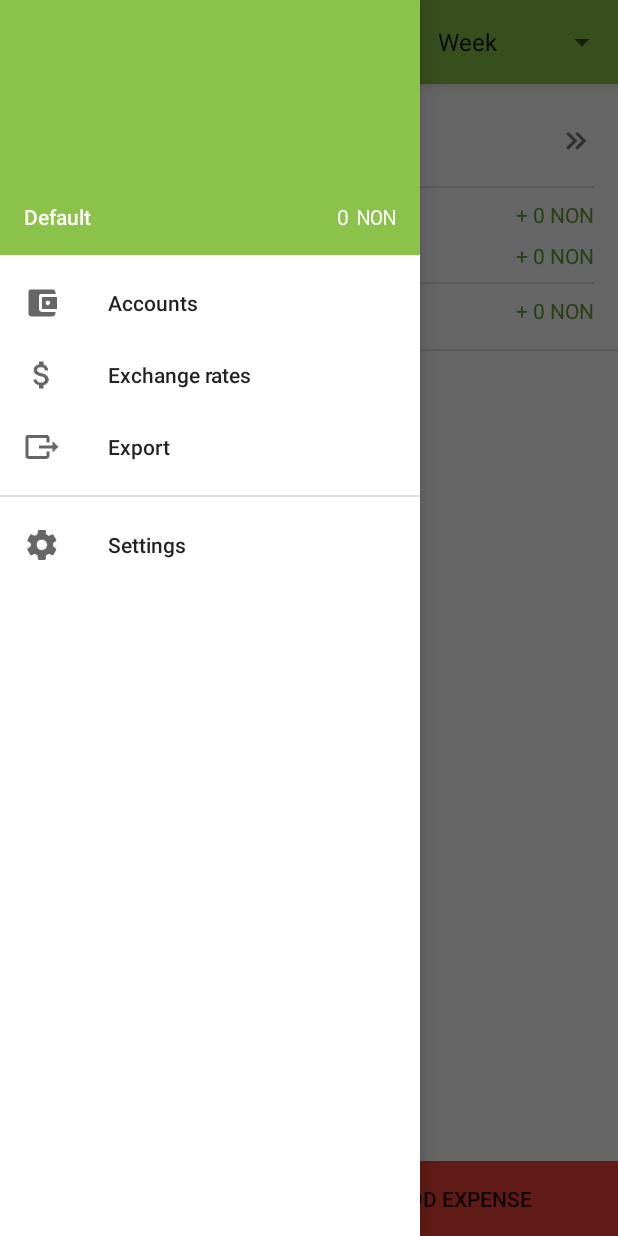
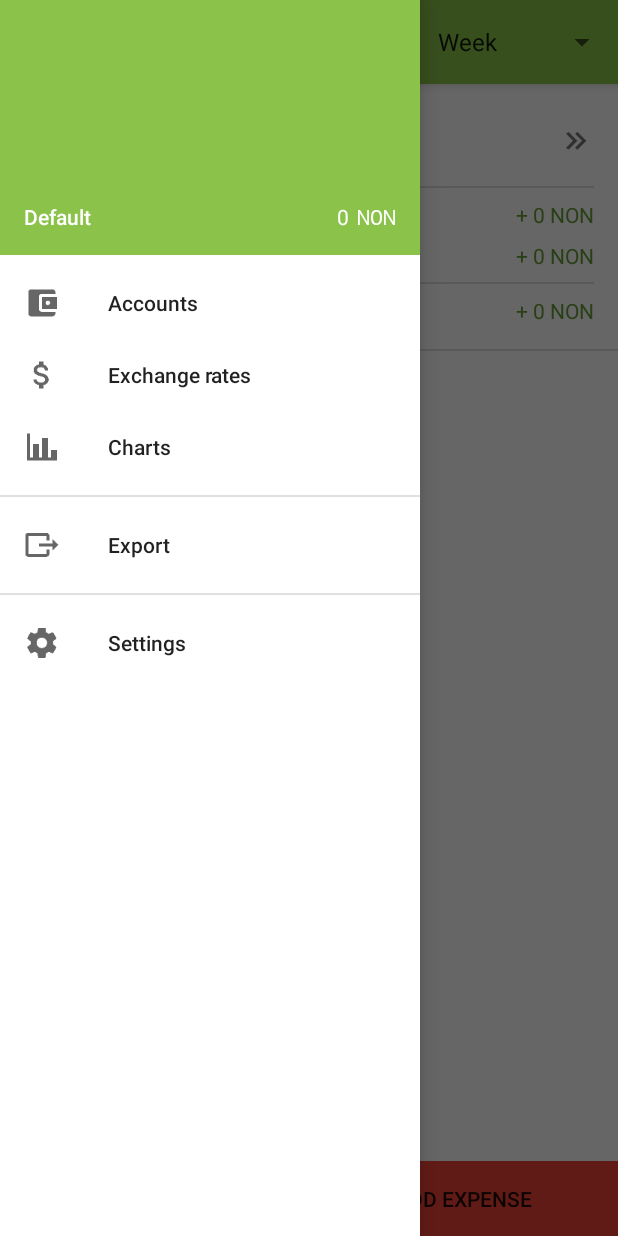
Before and after one commit to yev-kanivets/open_money_tracker, an Android app: the screen it shows after launch (MainActivity), with the side drawer open, on a phone screen of 412 x 824 dp. Run offline under Robolectric (Android 15) with nearby library versions, the phone set to English and light mode, and no system bars; our stand-ins replace ButterKnife, Dagger/Hilt's generated code.

Commit message:
#68[30m]. Add charts option to nav drawer.

```diff
--- a/app/src/main/res/menu/menu_nav_drawer.xml
+++ b/app/src/main/res/menu/menu_nav_drawer.xml
@@ -10,12 +10,19 @@
             android:icon="@drawable/ic_exchange_rates"
             android:title="@string/title_exchange_rates" />
         <item
+            android:id="@+id/nav_charts"
+            android:icon="@drawable/ic_charts"
+            android:title="@string/title_charts" />
+    </group>
+
+    <group android:id="@+id/group_2">
+        <item
             android:id="@+id/nav_export"
             android:icon="@drawable/ic_export"
             android:title="@string/title_export" />
     </group>
 
-    <group android:id="@+id/group_2">
+    <group android:id="@+id/group_3">
         <item
             android:id="@+id/nav_settings"
             android:icon="@drawable/ic_settings"
--- a/app/src/main/res/values/strings.xml
+++ b/app/src/main/res/values/strings.xml
@@ -65,6 +65,7 @@
     <string name="period_from_to" translatable="false">%1$s - %2$s</string>
     <string name="default_currency">Default currency</string>
 
+    <string name="title_charts">Charts</string>
+
     <!-- Not translated strings -->
-
 </resources>
```
Also changed, not shown: app/src/main/res/drawable-xxxhdpi/ic_charts.png (added), 2 other files.
